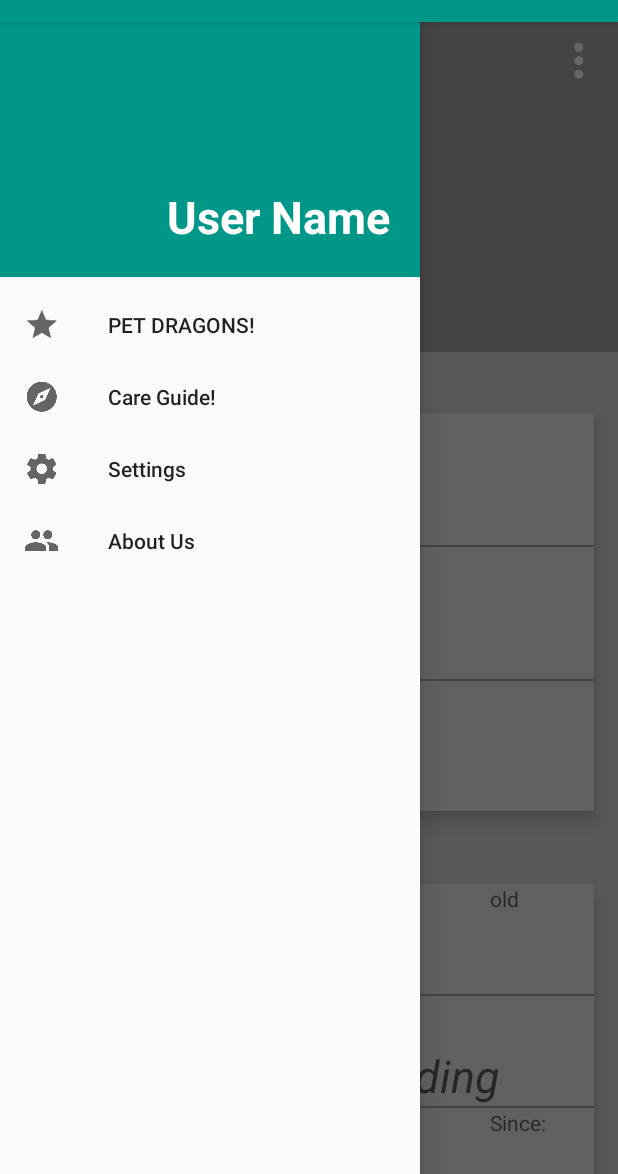
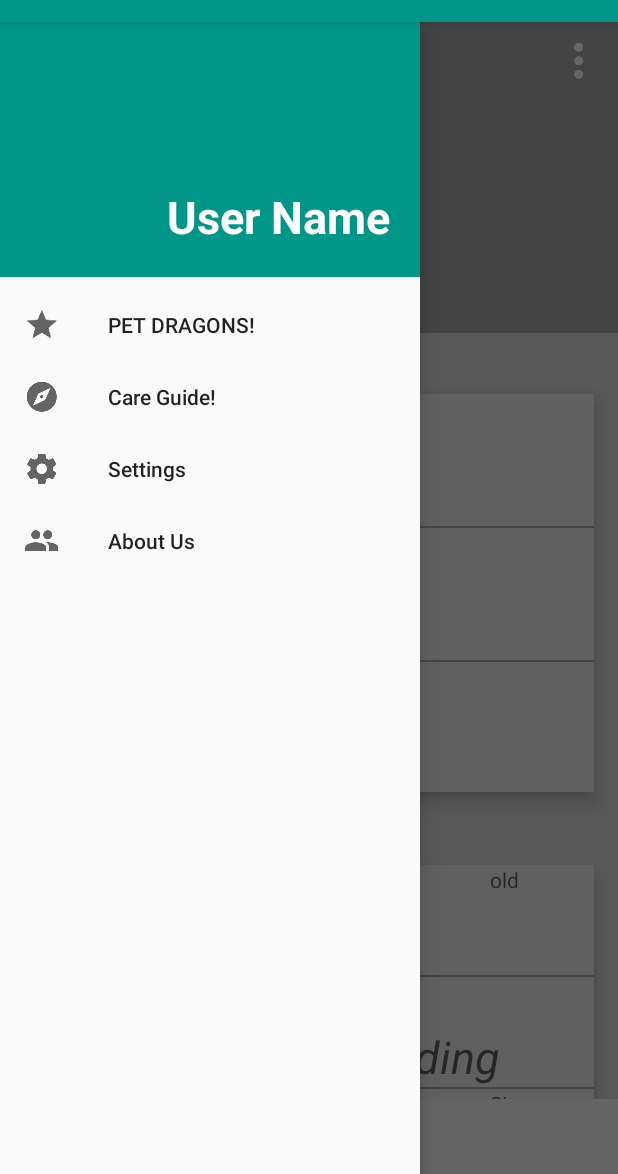
Before and after one commit to Yorisoft/Black-Beard, an Android app: the MainActivity screen opened directly, with no data from a screen before it, with the side drawer open, on a phone screen of 412 x 824 dp, the part 62-1236 px from its top. Run offline under Robolectric (Android 15) with nearby library versions, the phone set to English and light mode, and no system bars; our stand-ins replace AdMob.

Commit message:
Cleaned up Settings GUI a little bit. Cleaned up About Us GUI a bit. Added google play service and added AdMobs!! AdMobs working and displaying properly. Fixed  a bug where @+id/ageOne was displaying wrong calculation - did not have proper sharedPreferences.

```diff
--- a/app/build.gradle
+++ b/app/build.gradle
@@ -26,11 +26,12 @@ dependencies {
     androidTestCompile('com.android.support.test.espresso:espresso-core:2.2.2', {
         exclude group: 'com.android.support', module: 'support-annotations'
     })
-    compile 'com.android.support:appcompat-v7:23.4.0'
+    compile 'com.android.support:appcompat-v7:23.0.0'
     compile 'com.android.support:design:23.4.0'
     compile 'com.android.support.constraint:constraint-layout:1.0.2'
-    compile 'com.squareup.picasso:picasso:2.5.2'
     compile 'com.github.bumptech.glide:glide:3.7.0'
     compile 'com.android.support:support-v4:23.1.0'
+    compile 'com.google.android.gms:play-services:10.2.1'
     testCompile 'junit:junit:4.12'
 }
+apply plugin: 'com.google.gms.google-services'
--- a/app/src/main/java/com/yorisoft/blackbeard4278/blackbeardalpha/CareGuideSelect.java
+++ b/app/src/main/java/com/yorisoft/blackbeard4278/blackbeardalpha/CareGuideSelect.java
@@ -24,8 +24,7 @@ import com.bumptech.glide.Glide;
 import com.bumptech.glide.request.animation.GlideAnimation;
 import com.bumptech.glide.request.target.SimpleTarget;
 import com.bumptech.glide.request.target.ViewTarget;
-import com.squareup.picasso.Picasso;
-import com.squareup.picasso.Target;
+
 
 import java.io.ByteArrayInputStream;
 import java.io.InputStream;
--- a/app/src/main/java/com/yorisoft/blackbeard4278/blackbeardalpha/MainActivity.java
+++ b/app/src/main/java/com/yorisoft/blackbeard4278/blackbeardalpha/MainActivity.java
@@ -14,6 +14,7 @@ import android.support.v4.widget.DrawerLayout;
 import android.support.v7.app.ActionBarDrawerToggle;
 import android.support.v7.app.AppCompatActivity;
 import android.os.Bundle;
+import android.support.v7.app.NotificationCompat;
 import android.text.InputType;
 import android.util.Base64;
 import android.util.Log;
@@ -28,8 +29,9 @@ import android.widget.TextView;
 import android.widget.Toast;
 
 import com.bumptech.glide.Glide;
-import com.squareup.picasso.Picasso;
-import com.squareup.picasso.Transformation;
+import com.google.android.gms.ads.AdRequest;
+import com.google.android.gms.ads.AdView;
+
 
 import org.w3c.dom.Text;
 
@@ -41,6 +43,8 @@ import static android.R.attr.tag;
 
 public class MainActivity extends AppCompatActivity {
 
+    NotificationCompat.Builder notific;
+    private static final int notificID = 26535346;
     private AgeCalculation age = null;
     private Schedules bath = null;
 
@@ -52,7 +56,6 @@ public class MainActivity extends AppCompatActivity {
             newVisit,oldVisit;
 
     ImageView petPicture;
-
 
     DrawerLayout newDrawerLayout;
     ActionBarDrawerToggle newToggle;
@@ -66,6 +69,8 @@ public class MainActivity extends AppCompatActivity {
 
         age = new AgeCalculation();
         bath = new Schedules();
+        notific = new NotificationCompat.Builder(this);
+        notific.setAutoCancel(true);
 
         ageOne = (TextView) findViewById(R.id.ageOne);
         weightOne = (TextView) findViewById(R.id.weightOne);
@@ -91,18 +96,12 @@ public class MainActivity extends AppCompatActivity {
         petPicture = (ImageView) findViewById(R.id.imageView2);
 
 
+//
         SharedPreferences prefs = getSharedPreferences("basic_dragon_info", Context.MODE_PRIVATE);
         String profile = prefs.getString("image_path", "choose image");
-        int birth_month = prefs.getInt("birth_month", 1);
-        int birth_day = prefs.getInt("birth_day", 1);
-        int birth_year = prefs.getInt("birth_year", 1);
 
-
-        age.setDateOfBirth(birth_year, birth_month, birth_day);
-
-
+//populating views with values. if statements in case they are empty.
         getValues();
-//populating views with values. if statements in case they are empty.
 
 
         Uri picturePath = Uri.parse(profile);
@@ -160,6 +159,17 @@ public class MainActivity extends AppCompatActivity {
         newToggle.syncState();
 
 
+
+
+        AdView adView =  (AdView)this.findViewById(R.id.adView);
+        AdRequest adRequest = new AdRequest.Builder()
+                .addTestDevice(AdRequest.DEVICE_ID_EMULATOR)
+                .build();
+        adView.loadAd(adRequest);
+
+        DrawerLayout.LayoutParams params = new DrawerLayout.LayoutParams(DrawerLayout.LayoutParams.MATCH_PARENT, DrawerLayout.LayoutParams.MATCH_PARENT);
+      //  newDrawerLayout.addView(adView);
+
         editBttn.setOnClickListener(new View.OnClickListener() {
             @Override
             public void onClick(View v) {
@@ -172,15 +182,18 @@ public class MainActivity extends AppCompatActivity {
 
     }
 
+
+
     private void getValues() {
 
         SharedPreferences prefs = getSharedPreferences("basic_dragon_info", Context.MODE_PRIVATE);
         String name = prefs.getString("dragon_name", "Pet name!");
+//Age
+        int birth_month = prefs.getInt("birth_month", 0);
+        int birth_day = prefs.getInt("birth_day", 0);
+        int birth_year = prefs.getInt("birth_year", 0);
 
-        int birth_year = prefs.getInt("birth_year", 1);
-
-
-        String savedAge = prefs.getString("dragon_age", "");
+        //String savedAge = prefs.getString("dragon_age", "");
 
         String weight = prefs.getString("dragon_weight", "");
         String length = prefs.getString("dragon_length", "");
@@ -214,7 +227,7 @@ public class MainActivity extends AppCompatActivity {
         String old_VET = prefs.getString("VET_date", "oldVET");
 
 
-        if (birth_year == 1) {
+        if (birth_day == 0 && birth_month == 0) {
             //Keep Hint
         } else {
             calculateAge();
@@ -308,7 +321,11 @@ public class MainActivity extends AppCompatActivity {
         } else {
             oldVisit.setText(old_VET);
         }
+
+
     }
+
+
 
 
     @Override
@@ -345,7 +362,12 @@ public class MainActivity extends AppCompatActivity {
 
     //Age
     private void calculateAge() {
+        SharedPreferences prefs = getSharedPreferences("basic_dragon_info", Context.MODE_PRIVATE);
+        int ageMonth = prefs.getInt("birth_month", 1); // Integer.valueOf(bMonth));
+        int ageDay = prefs.getInt("birth_day", 1); // Integer.valueOf(bDay));
+        int ageYear = prefs.getInt("birth_year", 1);
 
+        age.setDateOfBirth(ageYear, ageMonth, ageDay);
         age.setCurrentDate();
         Log.i("calculateAge: ", age.toString());
         age.calculateYear();
--- a/app/src/main/java/com/yorisoft/blackbeard4278/blackbeardalpha/MainEdit.java
+++ b/app/src/main/java/com/yorisoft/blackbeard4278/blackbeardalpha/MainEdit.java
@@ -25,7 +25,7 @@ import android.widget.TextView;
 import android.widget.Toast;
 
 import com.bumptech.glide.Glide;
-import com.squareup.picasso.Picasso;
+
 
 import java.io.ByteArrayOutputStream;
 import java.io.File;
@@ -124,7 +124,7 @@ public class MainEdit extends AppCompatActivity {
         String veggHint = prefs.getString("veggies_date", "Greens!");
         String sheddingHint = prefs.getString("shedding_date", "Shedding Day!");
         String bmHint = prefs.getString("BM_date", "Bowel Movement");
-        String uvbHint = prefs.getString("UVB_date", "UVB Light Change");
+        String uvbHint = prefs.getString("UVB_date", "UVB Last Change");
         String vetHint = prefs.getString("VET_date", "Last Vet Visit");
 
         String lastBathHint = prefs.getString("bath_future", "Last bathed:Every 7 days");
@@ -187,7 +187,7 @@ public class MainEdit extends AppCompatActivity {
         }else{
             BMView.setText(bmHint);
         }
-        if(uvbHint.equals("Date First Used")){
+        if(uvbHint.equals("UVB Last Change")){
 
         } else {
             UVBEditView.setText(uvbHint);
--- a/app/src/main/res/layout/activity_main.xml
+++ b/app/src/main/res/layout/activity_main.xml
@@ -1,21 +1,29 @@
 <?xml version="1.0" encoding="utf-8"?>
 <android.support.v4.widget.DrawerLayout xmlns:android="http://schemas.android.com/apk/res/android"
     xmlns:app="http://schemas.android.com/apk/res-auto"
+    xmlns:googleads="http://schemas.android.com/apk/lib/com.google.ads"
     xmlns:tools="http://schemas.android.com/tools"
+    xmlns:ads="http://schemas.android.com/apk/res-auto"
     android:id="@+id/drawerMain"
     android:layout_width="match_parent"
     android:layout_height="match_parent"
-    tools:context="com.yorisoft.blackbeard4278.blackbeardalpha.MainActivity"
     android:fillViewport="true"
     android:screenOrientation="portrait"
+    tools:context="com.yorisoft.blackbeard4278.blackbeardalpha.MainActivity"
     tools:ignore="ExtraText">
 
-//bake //
+    //bake //
+<RelativeLayout android:id="@+id/relContainer"
+    android:layout_width="wrap_content"
+    android:layout_height="wrap_content">
+
+
 
     <ScrollView
         android:id="@+id/mainScroll"
         android:layout_width="match_parent"
         android:layout_height="match_parent"
+        android:layout_marginBottom="50dp"
         android:scrollbars="none">
 
 
@@ -32,14 +40,15 @@
                 android:id="@+id/imageView"
                 android:layout_width="match_parent"
                 android:layout_height="wrap_content"
-                android:elevation="50px">
+                android:elevation="9dp">
 
                 <ImageView
                     android:id="@+id/imageView2"
                     android:layout_width="match_parent"
-                    android:layout_height="220dp"
+                    android:layout_height="207dp"
                     android:background="@android:color/darker_gray"
-                    android:contentDescription="Pet Image" />
+                    android:contentDescription="Pet Image"
+                    android:elevation="0dp" />
 
                 <TextView
                     android:id="@+id/petName"
@@ -222,23 +231,24 @@
                 android:orientation="vertical">
 
 
-                <TextView android:id="@+id/top_bar_new"
+                <TextView
+                    android:id="@+id/top_bar_new"
                     android:layout_width="wrap_content"
                     android:layout_height="wrap_content"
+                    android:layout_alignParentTop="true"
                     android:layout_centerHorizontal="true"
-                    android:layout_alignParentTop="true"
-                    android:hint="new"
-                    />
-                <TextView android:id="@+id/top_bar_old"
+                    android:hint="new" />
+
+                <TextView
+                    android:id="@+id/top_bar_old"
                     android:layout_width="wrap_content"
                     android:layout_height="wrap_content"
+                    android:layout_alignParentEnd="true"
                     android:layout_alignParentRight="true"
-                    android:layout_alignParentEnd="true"
                     android:layout_alignParentTop="true"
+                    android:layout_marginEnd="50dp"
                     android:layout_marginRight="50dp"
-                    android:layout_marginEnd="50dp"
-                    android:hint="old"
-                    />
+                    android:hint="old" />
 
                 <TextView
                     android:id="@+id/bathView"
@@ -261,8 +271,8 @@
                     android:layout_height="wrap_content"
                     android:layout_below="@id/bathView"
                     android:layout_centerHorizontal="true"
+                    android:hint="Next Bath"
                     android:textAlignment="center"
-                    android:hint="Next Bath"
                     android:textColor="@color/colorPrimary"
                     android:textSize="30dp"
                     android:textStyle="italic" />
@@ -271,12 +281,12 @@
                     android:id="@+id/lastBath"
                     android:layout_width="wrap_content"
                     android:layout_height="wrap_content"
+                    android:layout_alignBaseline="@+id/newBath"
+                    android:layout_alignParentRight="true"
+                    android:layout_centerHorizontal="true"
+                    android:layout_marginRight="32dp"
                     android:textColor="@color/colorPrimary"
                     android:textSize="20sp"
-                    android:layout_alignParentRight="true"
-                    android:layout_centerHorizontal="true"
-                    android:layout_alignBaseline="@+id/newBath"
-                    android:layout_marginRight="32dp"
 
                     />
 
@@ -306,8 +316,8 @@
                     android:layout_height="wrap_content"
                     android:layout_below="@+id/foodView"
                     android:layout_centerHorizontal="true"
+                    android:hint="Next Green Feeding"
                     android:textAlignment="center"
-                    android:hint="Next Green Feeding"
                     android:textColor="@color/colorPrimary"
                     android:textSize="30dp"
                     android:textStyle="italic" />
@@ -328,24 +338,24 @@
                     style="@style/editDivider"
                     android:layout_below="@id/newFood" />
 
-                <TextView android:id="@+id/top_bar_time"
+                <TextView
+                    android:id="@+id/top_bar_time"
                     android:layout_width="wrap_content"
                     android:layout_height="wrap_content"
+                    android:layout_below="@id/div4"
                     android:layout_centerHorizontal="true"
-                    android:layout_below="@id/div4"
-                    android:hint="Time:"
-                    />
+                    android:hint="Time:" />
 
-                <TextView android:id="@+id/top_bar_since"
+                <TextView
+                    android:id="@+id/top_bar_since"
                     android:layout_width="wrap_content"
                     android:layout_height="wrap_content"
+                    android:layout_alignParentEnd="true"
                     android:layout_alignParentRight="true"
-                    android:layout_alignParentEnd="true"
                     android:layout_below="@id/div4"
+                    android:layout_marginEnd="32dp"
                     android:layout_marginRight="32dp"
-                    android:layout_marginEnd="32dp"
-                    android:hint="Since:"
-                    />
+                    android:hint="Since:" />
 
                 <TextView
                     android:id="@+id/shedView"
@@ -354,9 +364,9 @@
                     android:layout_alignParentLeft="true"
                     android:layout_alignParentStart="true"
                     android:layout_below="@id/div4"
-                    android:layout_marginTop="8dp"
                     android:layout_marginLeft="22dp"
                     android:layout_marginStart="22dp"
+                    android:layout_marginTop="8dp"
                     android:text="Shedding"
                     android:textColor="@color/colorPrimaryText"
                     android:textSize="18sp"
@@ -369,22 +379,22 @@
                     android:layout_height="wrap_content"
                     android:layout_below="@+id/shedView"
                     android:layout_centerHorizontal="true"
+                    android:hint="Last Shedding"
                     android:textAlignment="center"
-                    android:hint="Last Shedding"
                     android:textColor="@color/colorPrimary"
                     android:textSize="30sp"
                     android:textStyle="italic" />
 
-              //  android:layout_alignParentLeft="true"
-               // android:layout_alignParentStart="true"
+                // android:layout_alignParentLeft="true"
+                // android:layout_alignParentStart="true"
 
                 <TextView
                     android:id="@+id/oldShed"
                     android:layout_width="wrap_content"
                     android:layout_height="wrap_content"
                     android:layout_alignBottom="@+id/newShed"
+                    android:layout_alignParentEnd="true"
                     android:layout_alignParentRight="true"
-                    android:layout_alignParentEnd="true"
                     android:layout_centerHorizontal="true"
                     android:layout_marginRight="32dp"
                     android:textColor="@color/colorPrimary"
@@ -402,9 +412,9 @@
                     android:layout_alignParentLeft="true"
                     android:layout_alignParentStart="true"
                     android:layout_below="@id/div5"
-                    android:layout_marginTop="8dp"
                     android:layout_marginLeft="22dp"
                     android:layout_marginStart="22dp"
+                    android:layout_marginTop="8dp"
                     android:text="B.M."
                     android:textColor="@color/colorPrimaryText"
                     android:textSize="18sp"
@@ -428,11 +438,11 @@
                     android:layout_width="wrap_content"
                     android:layout_height="wrap_content"
                     android:layout_alignBottom="@+id/newBM"
+                    android:layout_alignParentEnd="true"
                     android:layout_alignParentRight="true"
-                    android:layout_alignParentEnd="true"
                     android:layout_centerHorizontal="true"
+                    android:layout_marginEnd="32dp"
                     android:layout_marginRight="32dp"
-                    android:layout_marginEnd="32dp"
                     android:textColor="@color/colorPrimary"
                     android:textSize="20sp" />
 
@@ -448,9 +458,9 @@
                     android:layout_alignParentLeft="true"
                     android:layout_alignParentStart="true"
                     android:layout_below="@id/div6"
-                    android:layout_marginTop="8dp"
                     android:layout_marginLeft="22dp"
                     android:layout_marginStart="22dp"
+                    android:layout_marginTop="8dp"
                     android:text="UVB Lights"
                     android:textColor="@color/colorPrimaryText"
                     android:textSize="18sp"
@@ -474,11 +484,11 @@
                     android:layout_width="wrap_content"
                     android:layout_height="wrap_content"
                     android:layout_alignBottom="@+id/newUvb"
+                    android:layout_alignParentEnd="true"
                     android:layout_alignParentRight="true"
-                    android:layout_alignParentEnd="true"
                     android:layout_centerHorizontal="true"
+                    android:layout_marginEnd="32dp"
                     android:layout_marginRight="32dp"
-                    android:layout_marginEnd="32dp"
                     android:textColor="@color/colorPrimary"
                     android:textSize="20sp" />
 
@@ -494,9 +504,9 @@
                     android:layout_alignParentLeft="true"
                     android:layout_alignParentStart="true"
                     android:layout_below="@id/div7"
-                    android:layout_marginTop="8dp"
                     android:layout_marginLeft="22dp"
                     android:layout_marginStart="22dp"
+                    android:layout_marginTop="8dp"
                     android:text="Vet. Visit"
                     android:textColor="@color/colorPrimaryText"
                     android:textSize="18sp"
@@ -520,11 +530,11 @@
                     android:layout_width="wrap_content"
                     android:layout_height="wrap_content"
                     android:layout_alignBottom="@+id/newVisit"
+                    android:layout_alignParentEnd="true"
                     android:layout_alignParentRight="true"
-                    android:layout_alignParentEnd="true"
                     android:layout_centerHorizontal="true"
+                    android:layout_marginEnd="32dp"
                     android:layout_marginRight="32dp"
-                    android:layout_marginEnd="32dp"
                     android:textColor="@color/colorPrimary"
                     android:textSize="20sp" />
 
@@ -537,12 +547,13 @@
                 android:layout_below="@id/newShed"
                 android:layout_centerHorizontal="true"
                 android:layout_marginBottom="16dp"
-                android:layout_marginTop="8dp"
                 android:background="@android:color/transparent"
                 android:text="Edit"
-                android:textColor="@android:color/darker_gray"
-                android:textSize="12sp"
+                android:textColor="@color/colorAccent"
+                android:textSize="18sp"
+                android:textStyle="bold"
                 android:visibility="visible" />
+
 
 
         </LinearLayout>
@@ -550,12 +561,31 @@
 
     </ScrollView>
 
-    <android.support.design.widget.NavigationView android:id="@+id/navView"
+
+    <com.google.android.gms.ads.AdView
+        android:id="@+id/adView"
+        android:layout_width="match_parent"
+        android:layout_height="wrap_content"
+        android:layout_alignParentBottom="true"
+        android:descendantFocusability="blocksDescendants"
+        android:elevation="10dp"
+        ads:adSize="BANNER"
+        ads:adUnitId="ca-app-pub-4542204585673533/6066052007"
+        googleads:loadAdOnCreate="true"
+        googleads:testDevices="TEST_EMULATOR" />
+
+
+</RelativeLayout>
+
+    <android.support.design.widget.NavigationView
+        android:id="@+id/navView"
         android:layout_width="wrap_content"
         android:layout_height="match_parent"
-        app:menu="@menu/navigation_menu" android:layout_gravity="start"
-        app:headerLayout="@layout/navigation_header">
+        android:layout_gravity="start"
+        app:headerLayout="@layout/navigation_header"
+        app:menu="@menu/navigation_menu">
 
     </android.support.design.widget.NavigationView>
 
+
 </android.support.v4.widget.DrawerLayout>
--- a/app/src/main/res/layout/main_edit_01.xml
+++ b/app/src/main/res/layout/main_edit_01.xml
@@ -278,7 +278,7 @@
         android:id="@+id/UVBEditView"
         android:layout_width="wrap_content"
         android:layout_height="wrap_content"
-        android:hint="UVB Pluged In"
+        android:hint="Last UVB Change"
         android:textSize="24sp"
         android:textColor="@color/colorPrimaryText"
         android:layout_alignBottom="@+id/UVBEditBttn"
--- a/build.gradle
+++ b/build.gradle
@@ -6,6 +6,7 @@ buildscript {
     }
     dependencies {
         classpath 'com.android.tools.build:gradle:2.3.1'
+        classpath 'com.google.gms:google-services:3.0.0'
 
         // NOTE: Do not place your application dependencies here; they belong
         // in the individual module build.gradle files
```
Also changed, not shown: app/src/main/AndroidManifest.xml (+11 -0 lines), app/src/main/res/layout/about_us.xml (+86 -8 lines), app/src/main/res/layout/adview.xml (added, +12 -0 lines), app/src/main/res/layout/setting_main.xml (+34 -3 lines), 1 other file.
